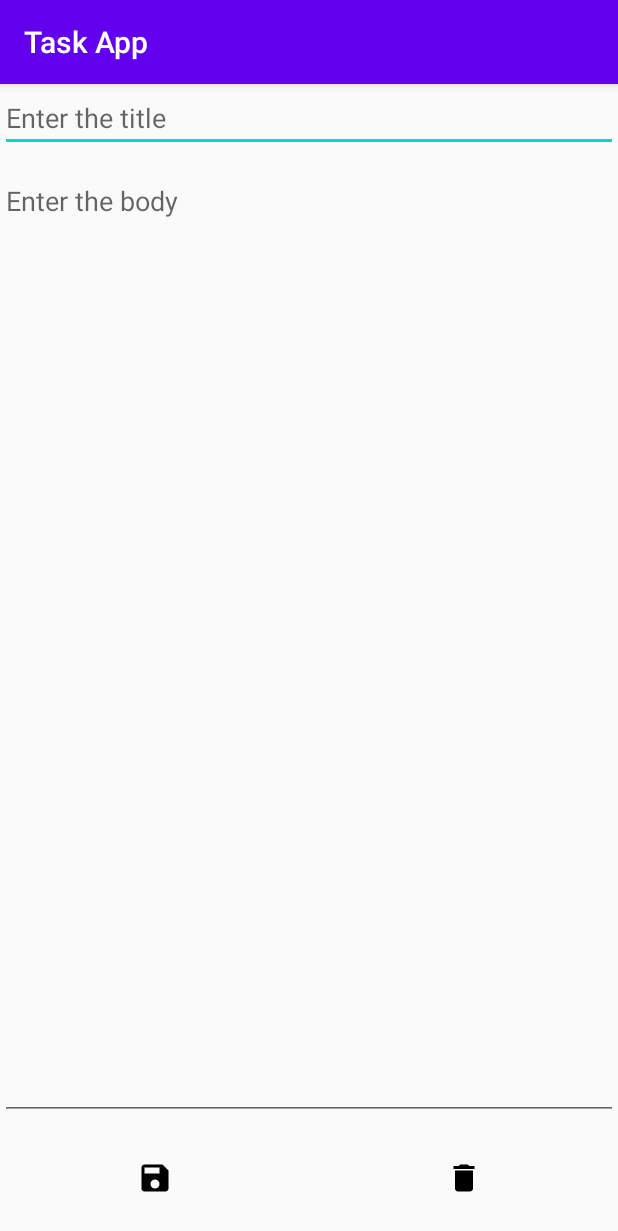
After one commit to pratikg1999/Task_App, an Android app: the TaskEditActivity screen opened directly, with no data from a screen before it, on a phone screen of 412 x 824 dp. The commit adds this screen. Shown: the top 1231 px of the screen. Run offline under Robolectric (Android 15) with nearby library versions, the phone set to English and light mode, and no system bars.

Commit message:
Initial create, edit, delete made

```diff
--- a/app/build.gradle
+++ b/app/build.gradle
@@ -41,6 +41,9 @@
     //importing card view
     implementation "androidx.cardview:cardview:1.0.0"
 
+    // https://mvnrepository.com/artifact/com.google.android.material/material
+    implementation "com.google.android.material:material:1.0.0"
+
 
 
 }
--- a/app/src/main/AndroidManifest.xml
+++ b/app/src/main/AndroidManifest.xml
@@ -9,6 +9,7 @@
         android:roundIcon="@mipmap/ic_launcher_round"
         android:supportsRtl="true"
         android:theme="@style/AppTheme">
+        <activity android:name=".TaskEditActivity"></activity>
         <activity android:name=".MainActivity">
             <intent-filter>
                 <action android:name="android.intent.action.MAIN" />
--- /dev/null
+++ b/app/src/main/java/com/pratik/taskapp/Constants.java
@@ -0,0 +1,6 @@
+package com.pratik.taskapp;
+
+class Constants {
+    static TasksInteractor global_interactor;
+    static TasksPresenter global_tasks_presenter;
+}
--- /dev/null
+++ b/app/src/main/java/com/pratik/taskapp/TaskEditActivity.java
@@ -0,0 +1,79 @@
+package com.pratik.taskapp;
+
+import androidx.appcompat.app.AppCompatActivity;
+
+import android.content.Context;
+import android.content.Intent;
+import android.os.Bundle;
+import android.view.View;
+import android.widget.EditText;
+import android.widget.ImageButton;
+import android.widget.Toast;
+
+import com.google.gson.Gson;
+import com.google.gson.reflect.TypeToken;
+
+import java.lang.reflect.Type;
+
+public class TaskEditActivity extends AppCompatActivity implements View.OnClickListener{
+
+    EditText etTitle;
+    EditText etBody;
+    ImageButton btSave;
+    ImageButton btDelete;
+    private TaskEditPresenter presenter;
+
+    @Override
+    protected void onCreate(Bundle savedInstanceState) {
+        super.onCreate(savedInstanceState);
+        setContentView(R.layout.activity_task_edit);
+
+        etTitle = findViewById(R.id.et_title);
+        etBody = findViewById(R.id.et_body);
+        btSave = findViewById(R.id.bt_save_btn);
+        btDelete = findViewById(R.id.bt_delete_btn);
+
+        presenter = new TaskEditPresenterImpl(this, Constants.global_interactor);
+        presenter.initialize();
+
+        btSave.setOnClickListener(this);
+        btDelete.setOnClickListener(this);
+
+    }
+
+    @Override
+    public void onClick(View v) {
+        switch (v.getId()){
+            case R.id.bt_save_btn:
+                presenter.onSaveButtonClick();
+                break;
+            case R.id.bt_delete_btn:
+                presenter.onDeleteButtonClick();
+                break;
+        }
+    }
+
+    public void setTaskTitle(String title){
+        etTitle.setText(title);
+    }
+
+    public void setTaskBody(String body){
+        etBody.setText(body);
+    }
+
+    public String getTaskTitle(){
+        return etTitle.getText().toString();
+    }
+
+    public String getTaskBody(){
+        return etBody.getText().toString();
+    }
+
+    public Context getContext() {
+        return this;
+    }
+
+    public void showToast(String message) {
+        Toast.makeText(this, message, Toast.LENGTH_SHORT).show();
+    }
+}
--- /dev/null
+++ b/app/src/main/java/com/pratik/taskapp/TaskEditPresenter.java
@@ -0,0 +1,9 @@
+package com.pratik.taskapp;
+
+interface TaskEditPresenter {
+    void onSaveButtonClick();
+
+    void initialize();
+
+    void onDeleteButtonClick();
+}
--- /dev/null
+++ b/app/src/main/java/com/pratik/taskapp/TaskEditPresenterImpl.java
@@ -0,0 +1,79 @@
+package com.pratik.taskapp;
+
+import android.app.AlertDialog;
+import android.content.DialogInterface;
+import android.content.Intent;
+import android.view.View;
+
+import com.google.gson.Gson;
+import com.google.gson.reflect.TypeToken;
+
+import java.lang.reflect.Type;
+
+class TaskEditPresenterImpl implements TaskEditPresenter{
+    TasksInteractor interactor;
+    TaskEditActivity taskEditActivity;
+    private boolean forNewTask = false;
+//    private Gson gson = new Gson();
+    Task task;
+
+
+    TaskEditPresenterImpl(TaskEditActivity activity, TasksInteractor interactor){
+        this.taskEditActivity = activity;
+        this.interactor = interactor;
+    }
+
+
+    @Override
+    public void initialize() {
+        Intent intent = taskEditActivity.getIntent();
+//        String taskJson = intent.getStringExtra(MainActivity.EDIT_TASK_KEY);
+        int taskId = intent.getIntExtra(MainActivity.EDIT_TASK_KEY, -1);
+        if(taskId==-1){
+            forNewTask = true;
+        }
+        else{
+            forNewTask = false;
+//            Type type = new TypeToken<Task>(){}.getType();
+//            task = gson.fromJson(taskJson, type);
+            task = interactor.findTaskWithId(taskId);
+            taskEditActivity.setTaskTitle(task.getTitle());
+            taskEditActivity.setTaskBody(task.getBody());
+        }
+    }
+
+    @Override
+    public void onDeleteButtonClick() {
+        AlertDialog.Builder builder = new AlertDialog.Builder(taskEditActivity.getContext());
+        AlertDialog dialog = builder.setTitle("Are you sure")
+                .setPositiveButton("Yes", new DialogInterface.OnClickListener() {
+                    @Override
+                    public void onClick(DialogInterface dialog, int which) {
+                        if(!forNewTask){
+                            interactor.deleteTask(task);
+                        }
+                        taskEditActivity.finish();
+                    }
+                })
+                .setNegativeButton("No", new DialogInterface.OnClickListener() {
+                    @Override
+                    public void onClick(DialogInterface dialog, int which) {
+                        dialog.dismiss();
+                    }
+                })
+                .setCancelable(true).create();
+        dialog.show();
+    }
+
+    @Override
+    public void onSaveButtonClick() {
+        if(forNewTask){
+            task = interactor.createNewTask(taskEditActivity.getTaskTitle(), taskEditActivity.getTaskBody());
+            forNewTask = false;
+        }else{
+            task = interactor.editTask(task, taskEditActivity.getTaskTitle(), taskEditActivity.getTaskBody());
+        }
+        taskEditActivity.showToast("Task saved successfully");
+    }
+
+}
--- a/app/src/main/java/com/pratik/taskapp/TasksInteractor.java
+++ b/app/src/main/java/com/pratik/taskapp/TasksInteractor.java
@@ -18,7 +18,7 @@
     void setCompletionStatus(Task task, boolean status);
     void setCompletionStatusAt(int index, boolean status); // TODO create task not found exception and add throws here
 
-    Task findTaskWithId(int id, List<Task> tasks);
+    Task findTaskWithId(int id);
 
     void setOnFinishedTransactionListener(OnTransactionFinishedListener listener);
 
--- a/app/src/main/java/com/pratik/taskapp/TasksPresenter.java
+++ b/app/src/main/java/com/pratik/taskapp/TasksPresenter.java
@@ -5,4 +5,6 @@
     void initialize();
 
     void onCardClick(int index);
+
+    void onFabClick();
 }
--- a/app/src/main/java/com/pratik/taskapp/TasksView.java
+++ b/app/src/main/java/com/pratik/taskapp/TasksView.java
@@ -4,4 +4,6 @@
 
 interface TasksView {
     void setTasksToDisplay(List<Task> tasks);
+
+    void showEditScreen(Task task);
 }
--- /dev/null
+++ b/app/src/main/res/drawable/ic_add_white_24dp.xml
@@ -0,0 +1,5 @@
+<vector android:height="24dp" android:tint="#FFFFFF"
+    android:viewportHeight="24.0" android:viewportWidth="24.0"
+    android:width="24dp" xmlns:android="http://schemas.android.com/apk/res/android">
+    <path android:fillColor="#FF000000" android:pathData="M19,13h-6v6h-2v-6H5v-2h6V5h2v6h6v2z"/>
+</vector>
--- /dev/null
+++ b/app/src/main/res/drawable/ic_delete_black_24dp.xml
@@ -0,0 +1,9 @@
+<vector xmlns:android="http://schemas.android.com/apk/res/android"
+        android:width="24dp"
+        android:height="24dp"
+        android:viewportWidth="24.0"
+        android:viewportHeight="24.0">
+    <path
+        android:fillColor="#FF000000"
+        android:pathData="M6,19c0,1.1 0.9,2 2,2h8c1.1,0 2,-0.9 2,-2V7H6v12zM19,4h-3.5l-1,-1h-5l-1,1H5v2h14V4z"/>
+</vector>
--- /dev/null
+++ b/app/src/main/res/drawable/ic_save_black_24dp.xml
@@ -0,0 +1,9 @@
+<vector xmlns:android="http://schemas.android.com/apk/res/android"
+        android:width="24dp"
+        android:height="24dp"
+        android:viewportWidth="24.0"
+        android:viewportHeight="24.0">
+    <path
+        android:fillColor="#FF000000"
+        android:pathData="M17,3L5,3c-1.11,0 -2,0.9 -2,2v14c0,1.1 0.89,2 2,2h14c1.1,0 2,-0.9 2,-2L21,7l-4,-4zM12,19c-1.66,0 -3,-1.34 -3,-3s1.34,-3 3,-3 3,1.34 3,3 -1.34,3 -3,3zM15,9L5,9L5,5h10v4z"/>
+</vector>
--- /dev/null
+++ b/app/src/main/res/layout/activity_task_edit.xml
@@ -0,0 +1,56 @@
+<?xml version="1.0" encoding="utf-8"?>
+<LinearLayout xmlns:android="http://schemas.android.com/apk/res/android"
+    xmlns:app="http://schemas.android.com/apk/res-auto"
+    xmlns:tools="http://schemas.android.com/tools"
+    android:layout_width="match_parent"
+    android:layout_height="match_parent"
+    android:orientation="vertical"
+    tools:context=".TaskEditActivity">
+
+    <LinearLayout
+        android:layout_width="match_parent"
+        android:layout_height="0dp"
+        android:orientation="vertical"
+        android:layout_weight="9">
+
+        <EditText
+            android:id="@+id/et_title"
+            android:layout_width="match_parent"
+            android:layout_height="wrap_content"
+            android:hint="Enter the title"
+            android:layout_marginBottom="10dp"/>
+        <EditText
+            android:id="@+id/et_body"
+            android:gravity="top"
+            android:layout_width="match_parent"
+            android:layout_height="match_parent"
+            android:hint="Enter the body"/>
+
+
+    </LinearLayout>
+    <LinearLayout
+        android:layout_width="match_parent"
+        android:layout_height="0dp"
+        android:layout_margin="0dp"
+        android:gravity="fill_horizontal"
+        android:layout_weight="1">
+
+        <ImageButton
+            android:id="@+id/bt_save_btn"
+            android:layout_width="0dp"
+            android:layout_weight="1"
+            android:layout_height="match_parent"
+            android:background="#00AAAAAA"
+            android:src="@drawable/ic_save_black_24dp"/>
+
+        <ImageButton
+            android:id="@+id/bt_delete_btn"
+            android:layout_width="0dp"
+            android:layout_weight="1"
+            android:layout_height="match_parent"
+            android:background="#00AAAAAA"
+            android:src="@drawable/ic_delete_black_24dp"/>
+
+    </LinearLayout>
+
+</LinearLayout>
```
Also changed, not shown: app/src/main/java/com/pratik/taskapp/MainActivity.java (+27 -1 lines), app/src/main/java/com/pratik/taskapp/TasksInteractorImpl.java (+6 -3 lines), app/src/main/java/com/pratik/taskapp/TasksPresenterImpl.java (+14 -6 lines), app/src/main/res/layout/activity_main.xml (+13 -0 lines), app/src/main/res/layout/task_card_view.xml (+16 -3 lines).
